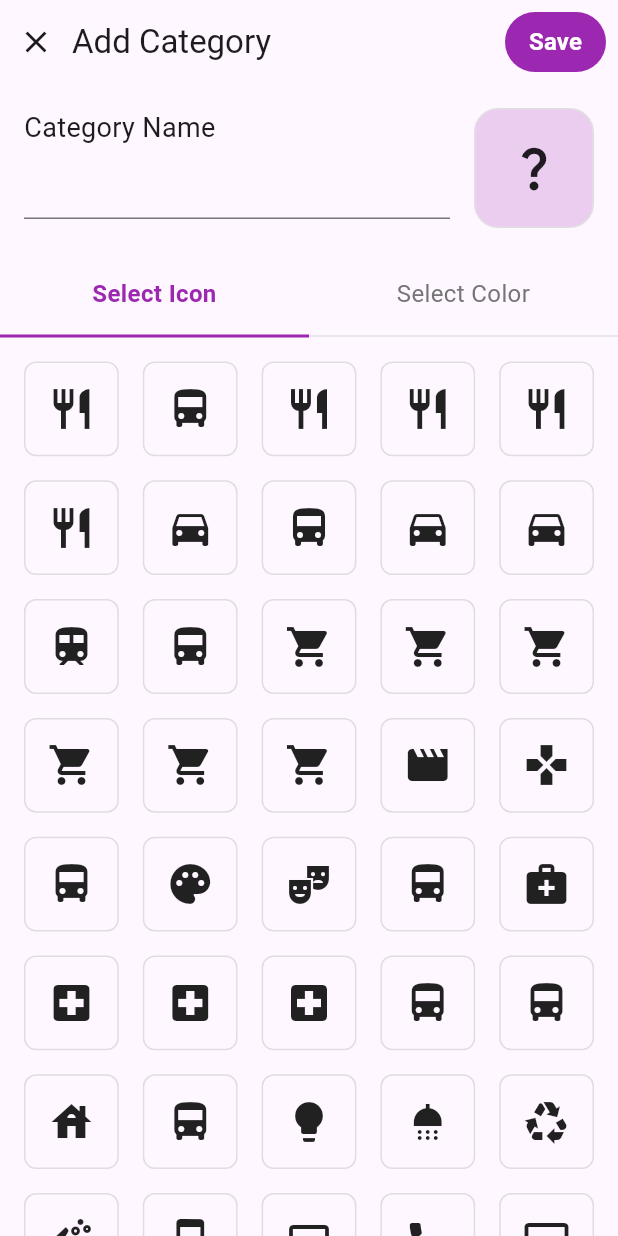
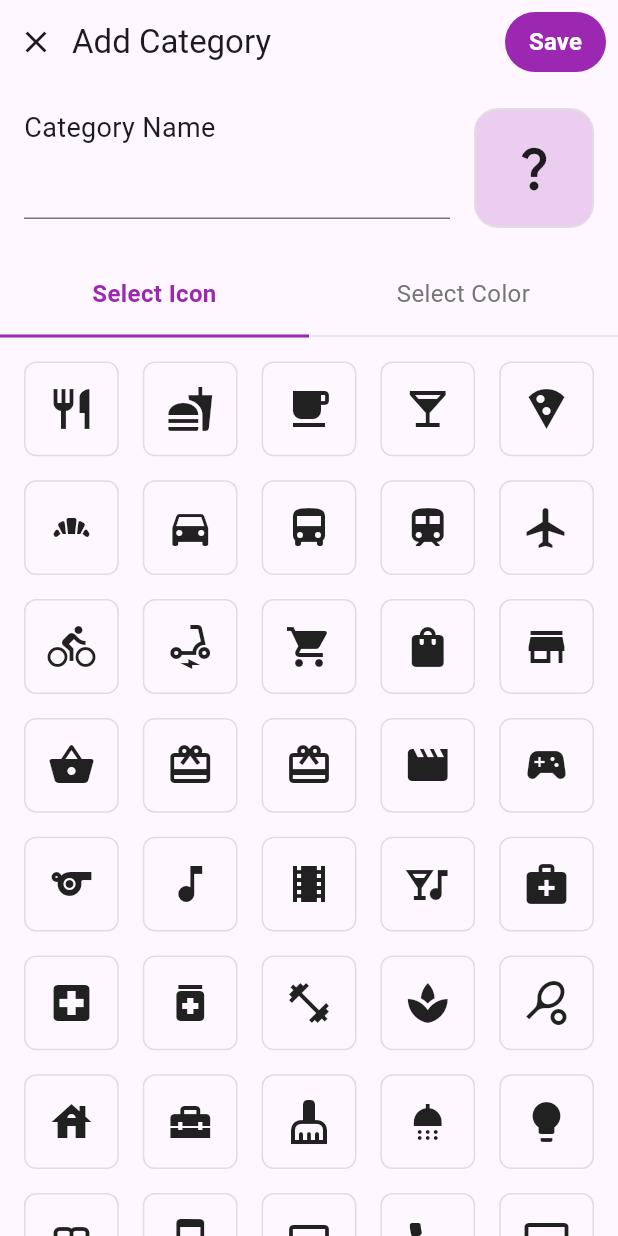
Before and after one commit to camtrik/money-manager-flutter, a Flutter app: the AddCategoryScreen screen opened directly, on a phone screen of 412 x 824 dp. Run offline on Flutter 3.47's test engine with Material 3 defaults, Android fonts, the phone set to English and light mode, and no system bars; our stand-ins replace fl_chart, hive, hive_flutter; accounts and stored records are empty.

Commit message:
update icons & colors

```diff
--- a/lib/screens/add_category_screen.dart
+++ b/lib/screens/add_category_screen.dart
@@ -19,39 +19,97 @@ class _AddCategoryScreenState extends State<AddCategoryScreen> {
 
   // List of common emoji icons to choose from
   final List<IconData> _icons = [
-    Icons.restaurant, Icons.directions_bus, Icons.restaurant, Icons.restaurant, Icons.restaurant, Icons.restaurant,
-    Icons.directions_car, Icons.directions_bus, Icons.directions_car, Icons.directions_car, Icons.train, Icons.directions_bus,
-    Icons.shopping_cart, Icons.shopping_cart, Icons.shopping_cart, Icons.shopping_cart, Icons.shopping_cart, Icons.shopping_cart,
-    Icons.movie, Icons.gamepad, Icons.directions_bus, Icons.palette, Icons.theater_comedy, Icons.directions_bus,
-    Icons.medical_services, Icons.local_hospital, Icons.local_hospital, Icons.local_hospital, Icons.directions_bus, Icons.directions_bus,
-    Icons.house, Icons.directions_bus, Icons.lightbulb, Icons.shower, Icons.recycling, Icons.soap,
-    Icons.smartphone, Icons.computer, Icons.phone, Icons.tv, Icons.directions_bus, Icons.camera,
-    Icons.cleaning_services, Icons.soap, Icons.receipt, Icons.receipt, Icons.receipt, Icons.receipt,
-    Icons.question_mark, Icons.school, Icons.directions_bus, Icons.directions_bus, Icons.directions_bus, Icons.directions_bus,
+    // Food & Dining
+    Icons.restaurant, Icons.fastfood, Icons.local_cafe, Icons.local_bar, Icons.local_pizza, Icons.bakery_dining,
+    // Transport
+    Icons.directions_car, Icons.directions_bus, Icons.train, Icons.flight, Icons.directions_bike, Icons.electric_scooter,
+    // Shopping
+    Icons.shopping_cart, Icons.shopping_bag, Icons.store, Icons.shopping_basket, Icons.redeem, Icons.card_giftcard,
+    // Entertainment
+    Icons.movie, Icons.sports_esports, Icons.sports, Icons.music_note, Icons.theaters, Icons.nightlife,
+    // Health & Medical
+    Icons.medical_services, Icons.local_hospital, Icons.medication, Icons.fitness_center, Icons.spa, Icons.sports_tennis,
+    // Home & Living
+    Icons.house, Icons.home_repair_service, Icons.cleaning_services, Icons.shower, Icons.lightbulb, Icons.bed,
+    // Communication & Electronics
+    Icons.smartphone, Icons.computer, Icons.phone, Icons.tv, Icons.headphones, Icons.camera_alt,
+    // Daily necessities & Misc
+    Icons.pets, Icons.child_care, Icons.school, Icons.book, Icons.savings, Icons.work,
+    // Others
+    Icons.attach_money, Icons.credit_card, Icons.payments, Icons.receipt_long, Icons.extension, Icons.question_mark,
   ];
 
   // List of material colors to choose from
   final List<Color> _colors = [
+    // Reds
     Colors.red,
+    Colors.red.shade300,
+    Colors.red.shade800,
+    Colors.redAccent,
+
+    // Pinks
     Colors.pink,
+    Colors.pink.shade300,
+    Colors.pink.shade800,
+    Colors.pinkAccent,
+
+    // Purples
     Colors.purple,
+    Colors.purple.shade300,
+    Colors.purple.shade800,
+    Colors.purpleAccent,
     Colors.deepPurple,
+    Colors.deepPurple.shade300,
+
+    // Blues
     Colors.indigo,
+    Colors.indigo.shade300,
     Colors.blue,
+    Colors.blue.shade300,
+    Colors.blue.shade800,
+    Colors.blueAccent,
     Colors.lightBlue,
+    Colors.lightBlue.shade300,
+
+    // Cyans & Teals
     Colors.cyan,
+    Colors.cyan.shade300,
     Colors.teal,
+    Colors.teal.shade300,
+
+    // Greens
     Colors.green,
+    Colors.green.shade300,
+    Colors.green.shade800,
+    Colors.greenAccent,
     Colors.lightGreen,
+    Colors.lightGreen.shade300,
+
+    // Yellows & Ambers
     Colors.lime,
+    Colors.lime.shade300,
     Colors.yellow,
+    Colors.yellow.shade600,
     Colors.amber,
+    Colors.amber.shade300,
+
+    // Oranges
     Colors.orange,
+    Colors.orange.shade300,
+    Colors.orange.shade800,
+    Colors.orangeAccent,
     Colors.deepOrange,
+    Colors.deepOrange.shade300,
+
+    // Browns & Greys
     Colors.brown,
+    Colors.brown.shade300,
     Colors.grey,
+    Colors.grey.shade600,
     Colors.blueGrey,
+    Colors.blueGrey.shade300,
   ];
+
 
   @override
   void dispose() {
```
